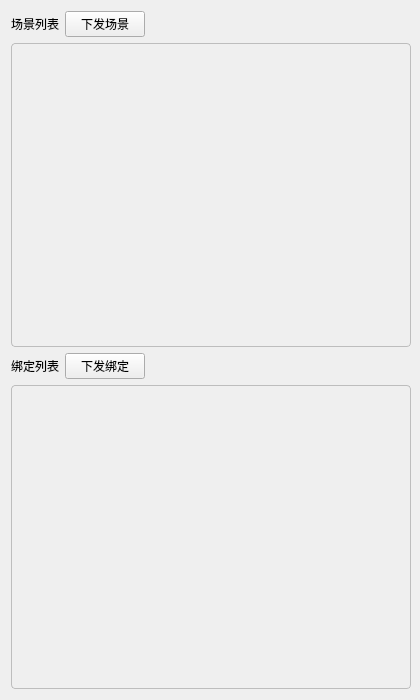
Old version of the form ConfigTool/app/app_all_list.ui in the repository kepler-444b/AODSN_Config.
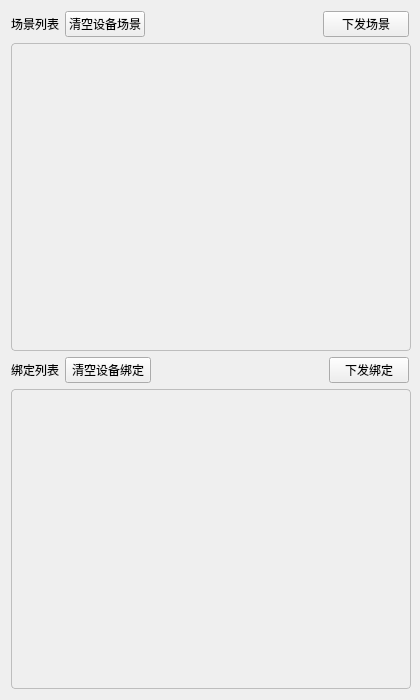
New version of the form.

```diff
--- a/ConfigTool/app/app_all_list.ui
+++ b/ConfigTool/app/app_all_list.ui
@@ -27,27 +27,7 @@
      </property>
     </widget>
    </item>
-   <item row="0" column="1">
-    <widget class="QPushButton" name="send_scene">
-     <property name="text">
-      <string>下发场景</string>
-     </property>
-    </widget>
-   </item>
-   <item row="0" column="2">
-    <spacer name="horizontalSpacer">
-     <property name="orientation">
-      <enum>Qt::Horizontal</enum>
-     </property>
-     <property name="sizeHint" stdset="0">
-      <size>
-       <width>40</width>
-       <height>20</height>
-      </size>
-     </property>
-    </spacer>
-   </item>
-   <item row="1" column="0" colspan="3">
+   <item row="1" column="0" colspan="6">
     <widget class="QScrollArea" name="scrollArea">
      <property name="minimumSize">
       <size>
@@ -77,7 +57,7 @@
         <x>0</x>
         <y>0</y>
         <width>398</width>
-        <height>305</height>
+        <height>320</height>
        </rect>
       </property>
       <property name="styleSheet">
@@ -86,6 +66,13 @@
      </widget>
     </widget>
    </item>
+   <item row="2" column="5">
+    <widget class="QPushButton" name="send_bind">
+     <property name="text">
+      <string>下发绑定</string>
+     </property>
+    </widget>
+   </item>
    <item row="2" column="0">
     <widget class="QLabel" name="bind_label">
      <property name="text">
@@ -93,14 +80,7 @@
      </property>
     </widget>
    </item>
-   <item row="2" column="1">
-    <widget class="QPushButton" name="send_bind">
-     <property name="text">
-      <string>下发绑定</string>
-     </property>
-    </widget>
-   </item>
-   <item row="2" column="2">
+   <item row="2" column="3">
     <spacer name="horizontalSpacer_2">
      <property name="orientation">
       <enum>Qt::Horizontal</enum>
@@ -113,7 +93,20 @@
      </property>
     </spacer>
    </item>
-   <item row="3" column="0" colspan="3">
+   <item row="0" column="2" colspan="2">
+    <spacer name="horizontalSpacer">
+     <property name="orientation">
+      <enum>Qt::Horizontal</enum>
+     </property>
+     <property name="sizeHint" stdset="0">
+      <size>
+       <width>40</width>
+       <height>20</height>
+      </size>
+     </property>
+    </spacer>
+   </item>
+   <item row="3" column="0" rowspan="2" colspan="6">
     <widget class="QScrollArea" name="scrollArea_2">
      <property name="minimumSize">
       <size>
@@ -143,7 +136,7 @@
         <x>0</x>
         <y>0</y>
         <width>398</width>
-        <height>305</height>
+        <height>296</height>
        </rect>
       </property>
       <property name="styleSheet">
@@ -152,6 +145,27 @@
      </widget>
     </widget>
    </item>
+   <item row="0" column="4" colspan="2">
+    <widget class="QPushButton" name="send_scene">
+     <property name="text">
+      <string>下发场景</string>
+     </property>
+    </widget>
+   </item>
+   <item row="0" column="1">
+    <widget class="QPushButton" name="clear_scene">
+     <property name="text">
+      <string>清空设备场景</string>
+     </property>
+    </widget>
+   </item>
+   <item row="2" column="1" colspan="2">
+    <widget class="QPushButton" name="clear_bind">
+     <property name="text">
+      <string>清空设备绑定</string>
+     </property>
+    </widget>
+   </item>
   </layout>
  </widget>
  <resources/>
```
